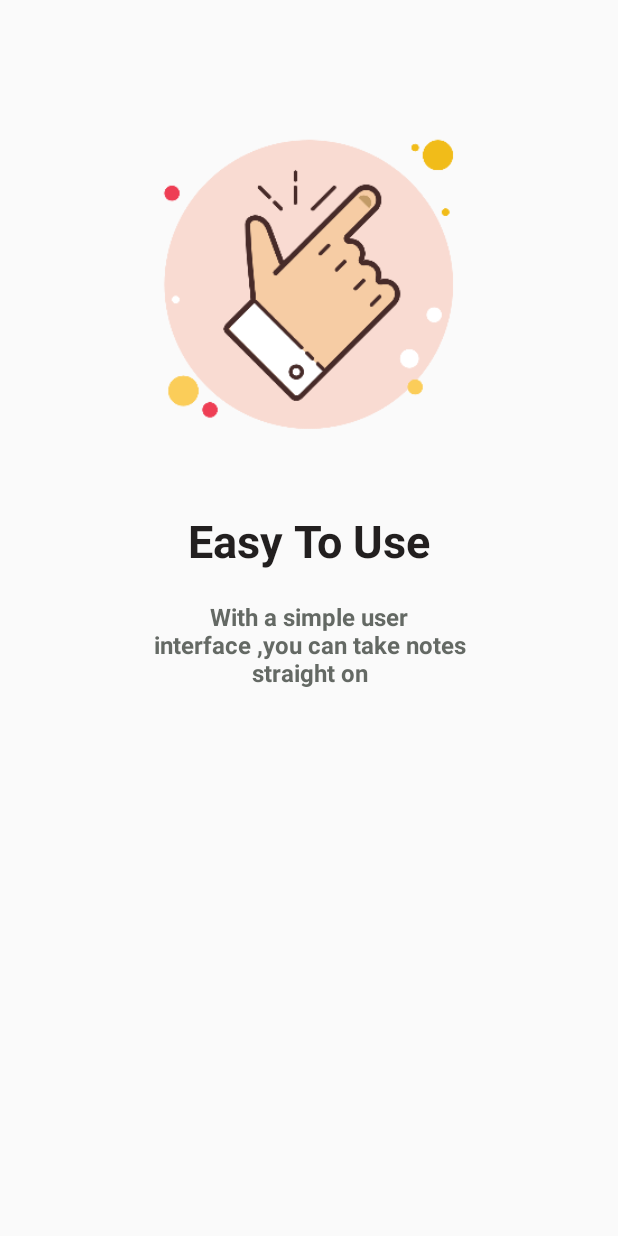
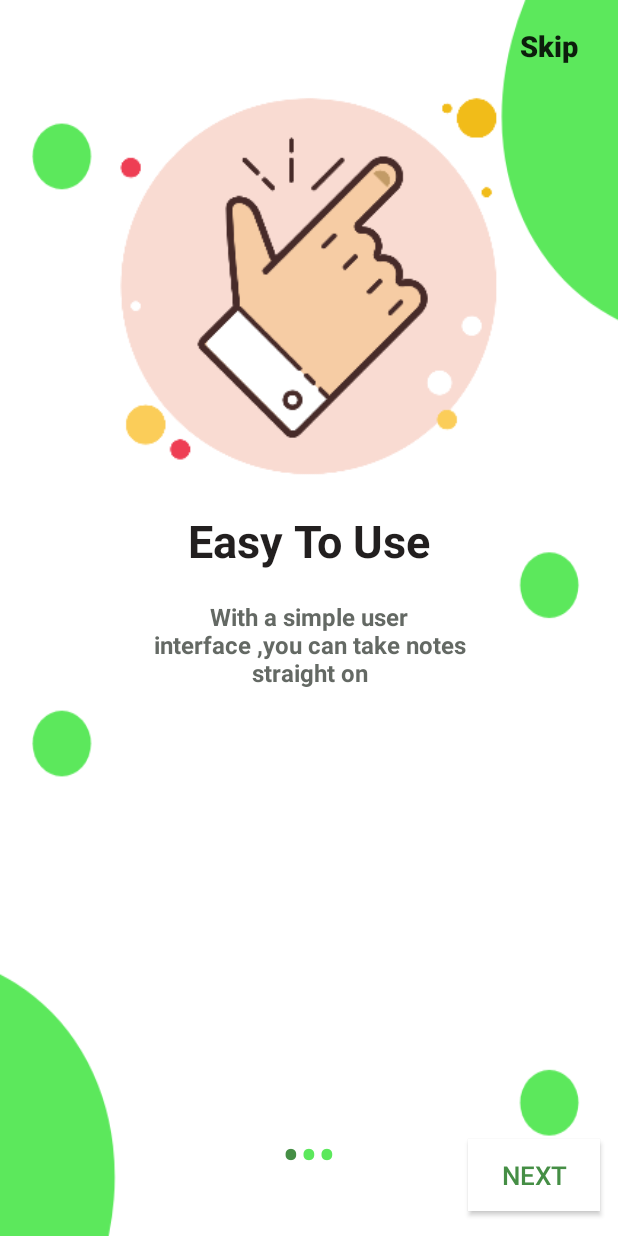
Before and after one commit to HimanshuS-coder/Notes-ver-2.0, an Android app: the screen it shows after launch (slider), on a phone screen of 412 x 824 dp. Run offline under Robolectric (Android 15) with nearby library versions, the phone set to English and light mode, and no system bars.

Commit message:
Slider updated

```diff
--- a/app/src/main/java/com/example/noteme/slider.java
+++ b/app/src/main/java/com/example/noteme/slider.java
@@ -5,8 +5,11 @@ import androidx.viewpager.widget.ViewPager;
 
 import android.os.Bundle;
 import android.text.Html;
+import android.view.View;
+import android.widget.Button;
 import android.widget.LinearLayout;
 import android.widget.TextView;
+import android.widget.Toast;
 
 public class slider extends AppCompatActivity {
     ViewPager viewPager;
@@ -16,37 +19,68 @@ public class slider extends AppCompatActivity {
 
     SliderAdapter sliderAdapter;
 
+    Button nextbutton ,skip ;
+    Button prevbutton;
+    int currentpage;
+
     @Override
     protected void onCreate(Bundle savedInstanceState) {
         super.onCreate(savedInstanceState);
         setContentView(R.layout.activity_slider);
         viewPager=(ViewPager) findViewById(R.id.viewPager);
         dots=(LinearLayout) findViewById(R.id.dots);
+        nextbutton=findViewById(R.id.nextbutton);
+        prevbutton=findViewById(R.id.prevbutton);
+        skip=findViewById(R.id.skip);
+        skip.setText("Skip");
 
         sliderAdapter = new SliderAdapter(this);
 
         viewPager.setAdapter(sliderAdapter);
 
-        addDotsIndicator();
+        addDotsIndicator(0);
+
+        viewPager.addOnPageChangeListener(viewListener);
+
+        //OnClick Listeners
+
+        nextbutton.setOnClickListener(new View.OnClickListener() {
+            @Override
+            public void onClick(View v) {
+
+                if(nextbutton.getText()== "Finish"){
+                    Toast.makeText(slider.this, "FINISH", Toast.LENGTH_SHORT).show();
+                }
+                viewPager.setCurrentItem(currentpage +1);
+            }
+        });
+
+        prevbutton.setOnClickListener(new View.OnClickListener() {
+            @Override
+            public void onClick(View v) {
+                viewPager.setCurrentItem(currentpage - 1);
+            }
+        });
 
     }
 
     public void addDotsIndicator (int position) {
 
         mdots = new TextView[3];
+        dots.removeAllViews();
 
         for (int i=0; i<mdots.length; i++){
 
                 mdots[i] =new TextView(this);
-                mdots[i].setText(Html.fromHtml("&#8226",0));
+                mdots[i].setText(Html.fromHtml("&#8226;",0));
                 mdots[i].setTextSize(35);
-                mdots[i].setTextColor(getResources().getColor(R.color.colorGreen));
+                mdots[i].setTextColor(getResources().getColor(R.color.colorGreen,getTheme()));
 
                 dots.addView(mdots[i]);
         }
 
         if (mdots.length > 0){
-            mdots[position].setTextColor(getResources().getColor(R.color.colordarkgreen));
+            mdots[position].setTextColor(getResources().getColor(R.color.colordarkgreen,getTheme()));
         }
     }
 
@@ -60,6 +94,31 @@ public class slider extends AppCompatActivity {
         public void onPageSelected(int position) {
 
             addDotsIndicator(position);
+            currentpage = position;
+
+            if(position==0){
+                nextbutton.setEnabled(true);
+                prevbutton.setEnabled(false);
+                prevbutton.setVisibility(View.INVISIBLE);
+
+                nextbutton.setText("Next");
+                prevbutton.setText("");
+            } else if(position==mdots.length-1){
+                nextbutton.setEnabled(true);
+                prevbutton.setEnabled(true);
+                prevbutton.setVisibility(View.VISIBLE);
+
+                nextbutton.setText("Finish");
+                prevbutton.setText("Back");
+            } else{
+                nextbutton.setEnabled(true);
+                prevbutton.setEnabled(true);
+                prevbutton.setVisibility(View.VISIBLE);
+
+                nextbutton.setText("Next");
+                prevbutton.setText("Back");
+            }
+
         }
 
         @Override
--- a/app/src/main/res/layout/activity_slider.xml
+++ b/app/src/main/res/layout/activity_slider.xml
@@ -4,7 +4,25 @@
     xmlns:tools="http://schemas.android.com/tools"
     android:layout_width="match_parent"
     android:layout_height="match_parent"
+    android:background="@drawable/wall"
     tools:context=".slider">
+
+    <Button
+        android:id="@+id/skip"
+        android:layout_width="78dp"
+        android:layout_height="41dp"
+        android:layout_marginLeft="320dp"
+        android:layout_marginTop="10dp"
+        android:background="@android:color/transparent"
+        android:fontFamily="sans-serif-medium"
+        android:textAllCaps="false"
+        android:textSize="19sp"
+        android:textStyle="bold"
+        android:typeface="normal"
+        app:layout_constraintEnd_toEndOf="parent"
+        app:layout_constraintHorizontal_bias="0.5"
+        app:layout_constraintStart_toStartOf="parent"
+        app:layout_constraintTop_toTopOf="parent" />
 
     <androidx.viewpager.widget.ViewPager
         android:id="@+id/viewPager"
@@ -15,7 +33,9 @@
         app:layout_constraintEnd_toEndOf="parent"
         app:layout_constraintHorizontal_bias="0.0"
         app:layout_constraintStart_toStartOf="parent"
-        app:layout_constraintTop_toTopOf="parent" />
+        app:layout_constraintTop_toTopOf="parent">
+
+    </androidx.viewpager.widget.ViewPager>
 
     <LinearLayout
         android:id="@+id/dots"
@@ -29,4 +49,36 @@
         app:layout_constraintEnd_toEndOf="parent"
         app:layout_constraintStart_toStartOf="parent"
         app:layout_constraintTop_toBottomOf="@+id/viewPager"></LinearLayout>
+
+    <Button
+        android:id="@+id/prevbutton"
+        android:layout_width="wrap_content"
+        android:layout_height="wrap_content"
+        android:layout_marginStart="6dp"
+        android:layout_marginTop="32dp"
+        android:layout_marginBottom="20dp"
+        android:background="@android:color/white"
+        android:text="back"
+        android:textColor="@color/colordarkgreen"
+        android:textSize="17sp"
+        android:visibility="invisible"
+        app:layout_constraintBottom_toBottomOf="parent"
+        app:layout_constraintStart_toStartOf="parent"
+        app:layout_constraintTop_toBottomOf="@+id/viewPager" />
+
+    <Button
+        android:id="@+id/nextbutton"
+        android:layout_width="wrap_content"
+        android:layout_height="wrap_content"
+        android:layout_marginTop="35dp"
+        android:layout_marginEnd="12dp"
+        android:layout_marginBottom="17dp"
+        android:background="@android:color/white"
+        android:text="next"
+        android:textColor="@color/colordarkgreen"
+        android:textSize="17sp"
+        app:layout_constraintBottom_toBottomOf="parent"
+        app:layout_constraintEnd_toEndOf="parent"
+        app:layout_constraintTop_toBottomOf="@+id/viewPager" />
+
 </androidx.constraintlayout.widget.ConstraintLayout>
--- a/app/src/main/res/layout/slide_layout.xml
+++ b/app/src/main/res/layout/slide_layout.xml
@@ -8,8 +8,8 @@
     <ImageView
         android:id="@+id/slideImage"
         android:layout_width="match_parent"
-        android:layout_height="235dp"
-        android:layout_marginTop="70dp"
+        android:layout_height="306dp"
+        android:layout_marginTop="35dp"
         app:layout_constraintBottom_toBottomOf="parent"
         app:layout_constraintEnd_toEndOf="parent"
         app:layout_constraintHorizontal_bias="0.0"
--- a/app/src/main/res/values/colors.xml
+++ b/app/src/main/res/values/colors.xml
@@ -6,4 +6,5 @@
     // These two color added
     <color name="colorGreen">#5CE85C</color>
     <color name="colordarkgreen">#458E45</color>
+    <color name="colorTransparentWhite">#cccccc</color>
 </resources>
```
Also changed, not shown: app/src/main/res/drawable-hdpi/wall.png (added), app/src/main/res/drawable-ldpi/wall.png (added), app/src/main/res/drawable-mdpi/wall.png (added), app/src/main/res/drawable-xhdpi/wall.png (added), app/src/main/res/drawable-xxhdpi/wall.png (added), app/src/main/res/drawable-xxxhdpi/wall.png (added).
